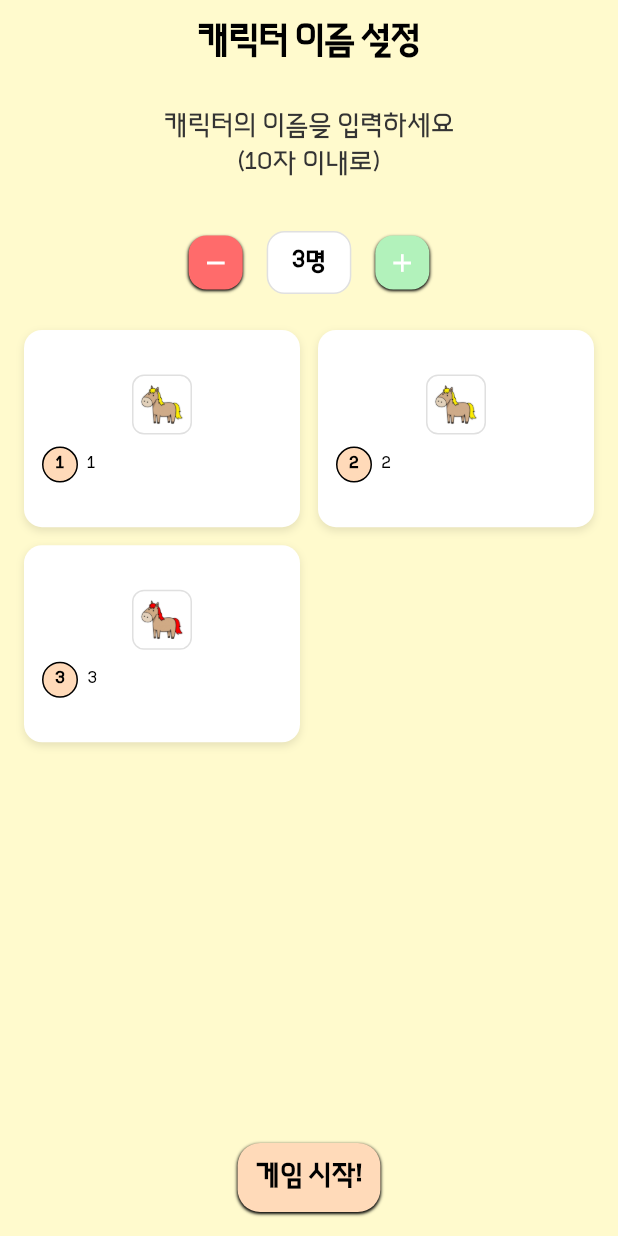
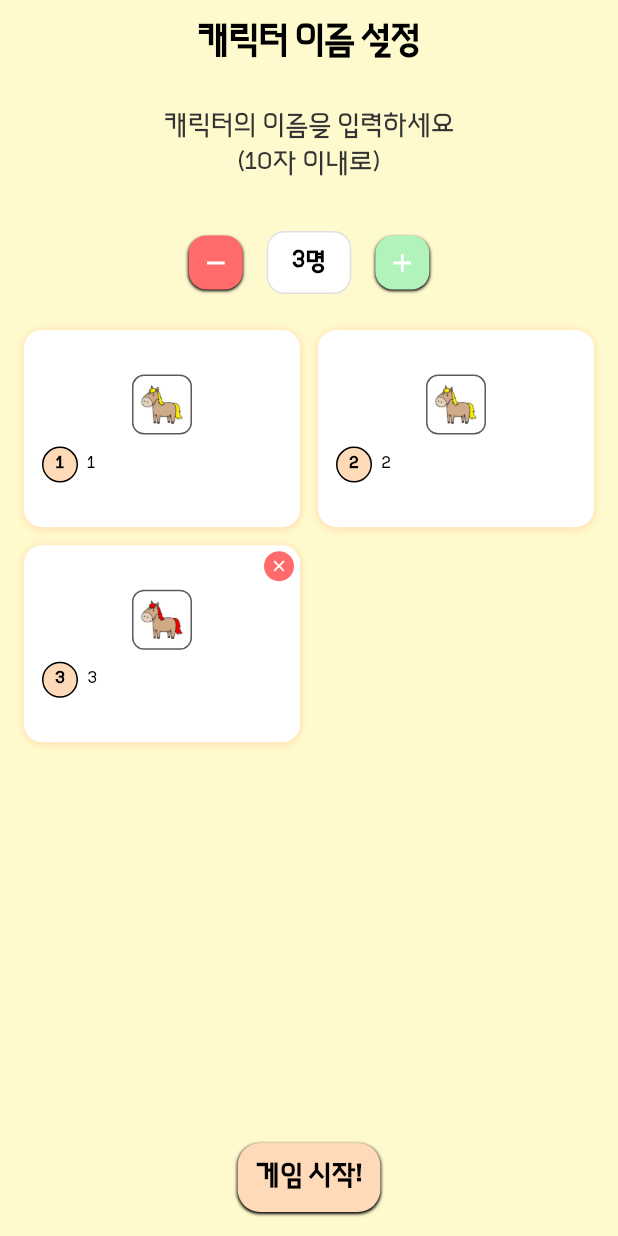
Before and after one commit to APPisode-Dev/run-or-not, a Flutter app: the HomeDetailView screen opened by its route, after a tap on the "add" icon, on a phone screen of 412 x 824 dp. Run offline on Flutter 3.47's test engine with Material 3 defaults, Android fonts, the phone set to English and light mode, and no system bars; our stand-ins replace get_it, go_router; project files that could hold a hidden picture were left out.

Commit message:
feat: StatefulWidget 변환 및 null assertion operator 삭제 완료

```diff
--- a/lib/presentation/home_detail/widgets/character_input_field.dart
+++ b/lib/presentation/home_detail/widgets/character_input_field.dart
@@ -2,9 +2,8 @@ import 'package:flutter/material.dart';
 import 'package:run_or_not/design_system/color/app_colors.dart';
 import 'package:run_or_not/design_system/text/custom_text_style.dart';
 
-class CharacterInputField extends StatelessWidget {
+class CharacterInputField extends StatefulWidget {
   final int index;
-  final TextEditingController controller;
   final String currentName;
   final String imagePath;
   final Function(int, String) onNameChanged;
@@ -14,7 +13,6 @@ class CharacterInputField extends StatelessWidget {
   const CharacterInputField({
     super.key,
     required this.index,
-    required this.controller,
     required this.currentName,
     required this.imagePath,
     required this.onNameChanged,
@@ -23,44 +21,78 @@ class CharacterInputField extends StatelessWidget {
   });
 
   @override
+  State<CharacterInputField> createState() => _CharacterInputFieldState();
+}
+
+class _CharacterInputFieldState extends State<CharacterInputField> {
+  late final TextEditingController _controller;
+
+  @override
+  void initState() {
+    super.initState();
+
+    _controller = TextEditingController(text: widget.currentName);
+    _controller.addListener(() {
+      widget.onNameChanged(widget.index, _controller.text);
+    });
+  }
+
+  @override
+  void didUpdateWidget(CharacterInputField oldWidget) {
+    super.didUpdateWidget(oldWidget);
+
+    if (widget.currentName != _controller.text) {
+      _controller.text = widget.currentName;
+    }
+  }
+
+  @override
+  void dispose() {
+    _controller.dispose();
+    super.dispose();
+  }
+
+  @override
   Widget build(BuildContext context) {
     return Container(
       decoration: BoxDecoration(
-        color: Colors.white,
+        color: AppColors.white,
         borderRadius: BorderRadius.circular(12),
         boxShadow: [
           BoxShadow(
-            color: Colors.black.withValues(alpha: 0.1),
+            color: AppColors.apricot,
             blurRadius: 4,
-            offset: const Offset(0, 2),
+            offset: const Offset(0, 1),
           ),
         ],
       ),
-      child: Padding(
+      child: Stack(
+        children: [
+          Padding(
             padding: const EdgeInsets.all(12),
             child: Column(
               mainAxisAlignment: MainAxisAlignment.center,
               children: [
                 GestureDetector(
-              onTap: () => onImageTap?.call(index),
+                  onTap: () => widget.onImageTap?.call(widget.index),
                   child: Container(
                     width: 40,
                     height: 40,
                     decoration: BoxDecoration(
                       borderRadius: BorderRadius.circular(8),
-                  border: Border.all(color: Colors.grey[300]!, width: 1),
+                      border: Border.all(color: AppColors.grayText, width: 1),
                     ),
                     child: ClipRRect(
                       borderRadius: BorderRadius.circular(7),
                       child: Image.asset(
-                    imagePath,
+                        widget.imagePath,
                         width: 40,
                         height: 40,
                         fit: BoxFit.cover,
                         errorBuilder: (context, error, stackTrace) {
                           return Container(
                             color: AppColors.peach,
-                        child: Icon(
+                            child: const Icon(
                               Icons.person,
                               color: Colors.white,
                               size: 24,
@@ -71,9 +103,7 @@ class CharacterInputField extends StatelessWidget {
                     ),
                   ),
                 ),
-
                 const SizedBox(height: 8),
-
                 Row(
                   children: [
                     Container(
@@ -86,7 +116,7 @@ class CharacterInputField extends StatelessWidget {
                       ),
                       child: Center(
                         child: Text(
-                      "${index + 1}",
+                          "${widget.index + 1}",
                           style: CustomTextStyle.bodyXSmall.copyWith(
                             fontWeight: FontWeight.bold,
                             color: Colors.black,
@@ -94,17 +124,15 @@ class CharacterInputField extends StatelessWidget {
                         ),
                       ),
                     ),
-
                     const SizedBox(width: 6),
-
                     Expanded(
                       child: TextField(
-                    controller: controller,
+                        controller: _controller,
                         style: CustomTextStyle.bodyXSmall.copyWith(
                           color: Colors.black,
                         ),
                         decoration: InputDecoration(
-                      hintText: "이름",
+                          hintText: "이름을 입력해주세요",
                           hintStyle: CustomTextStyle.bodyXSmall.copyWith(
                             color: Colors.grey[600],
                           ),
@@ -121,9 +149,6 @@ class CharacterInputField extends StatelessWidget {
                         }) {
                           return null;
                         },
-                    onChanged: (value) {
-                      onNameChanged(index, value);
-                    },
                       ),
                     ),
                   ],
@@ -131,6 +156,25 @@ class CharacterInputField extends StatelessWidget {
               ],
             ),
           ),
+          if (widget.onRemove != null)
+            Positioned(
+              top: 4,
+              right: 4,
+              child: GestureDetector(
+                onTap: widget.onRemove,
+                child: Container(
+                  width: 20,
+                  height: 20,
+                  decoration: BoxDecoration(
+                    color: AppColors.coral,
+                    shape: BoxShape.circle,
+                  ),
+                  child: Icon(Icons.close, color: Colors.white, size: 12),
+                ),
+              ),
+            ),
+        ],
+      ),
     );
   }
 }
```
Lines whose indentation alone changed are shown as unchanged.
